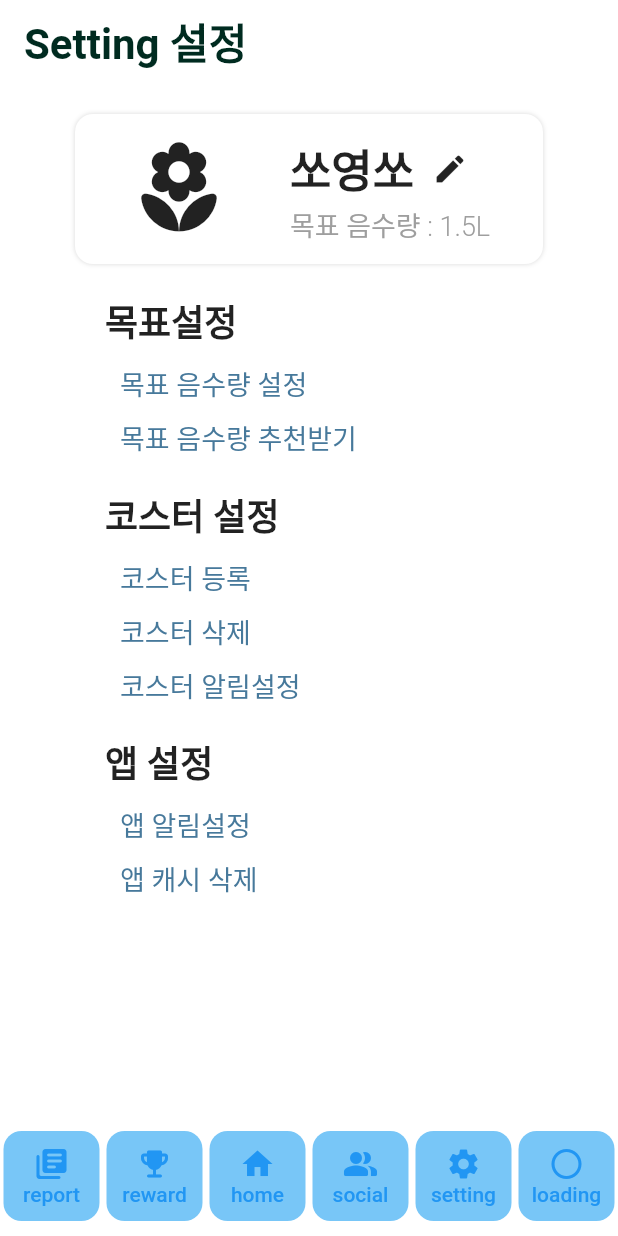
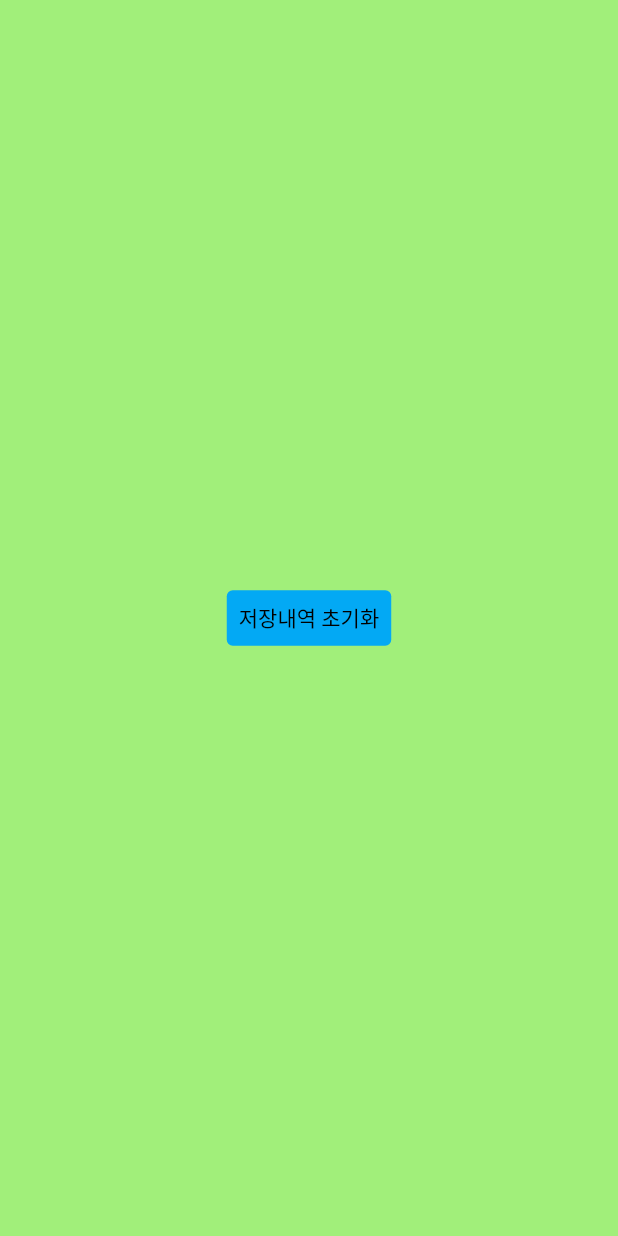
Before and after one commit to yu-so-young2/habitat, a Flutter app: the screen it shows after launch, item 5 of the bottom bar chosen, after a tap on "앱 캐시 삭제", on a phone screen of 412 x 824 dp. Run offline on Flutter 3.47's test engine with Material 2 defaults, Android fonts, the phone set to English and light mode, and no system bars; our stand-ins replace firebase_auth, firebase_core, flutter_blue_plus, flutter_secure_storage, get, google_sign_in and 1 more; missing offline and left inert: indexed, sliding_up_panel2; accounts and stored records are empty; network calls fail; Roboto replaces fonts that are missing (SeoulNamsan).

```diff
--- /dev/null
+++ b/habitat/lib/screens/settingscreen/setting_cash.dart
@@ -0,0 +1,33 @@
+import 'package:flutter/material.dart';
+import 'package:flutter_secure_storage/flutter_secure_storage.dart';
+
+class SettingCash extends StatelessWidget {
+  const SettingCash({super.key});
+
+  static const storage = FlutterSecureStorage();
+
+  @override
+  Widget build(BuildContext context) {
+    return Scaffold(
+      body: Column(
+        mainAxisAlignment: MainAxisAlignment.center,
+        children: [
+          Center(
+            child: TextButton(
+              onPressed: () {
+                storage.deleteAll();
+              },
+              style: TextButton.styleFrom(
+                backgroundColor: Colors.lightBlue,
+              ),
+              child: const Text(
+                "저장내역 초기화",
+                style: TextStyle(color: Colors.black),
+              ),
+            ),
+          ),
+        ],
+      ),
+    );
+  }
+}
--- a/habitat/lib/screens/settingscreen/setting_screen.dart
+++ b/habitat/lib/screens/settingscreen/setting_screen.dart
@@ -1,6 +1,7 @@
 import 'package:flutter/material.dart';
 import 'package:habitat/screens/settingscreen/coaster_connect.dart';
 import 'package:habitat/screens/settingscreen/modify_goal_screen.dart';
+import 'package:habitat/screens/settingscreen/setting_cash.dart';
 import 'package:habitat/screens/settingscreen/setting_profile.dart';
 import 'package:habitat/screens/settingscreen/setting_water.dart';
 import 'package:habitat/widgets/dock_bar.dart';
@@ -291,7 +292,13 @@ class _settingboxState extends State<settingbox> {
             ),
           ),
           TextButton(
-            onPressed: () {},
+            onPressed: () {
+              Navigator.push(
+                  context,
+                  MaterialPageRoute(
+                    builder: (context) => const SettingCash(),
+                  ));
+            },
             style: TextButton.styleFrom(
               foregroundColor: const Color(0xff47799B),
               padding: const EdgeInsets.only(left: 10),
```
